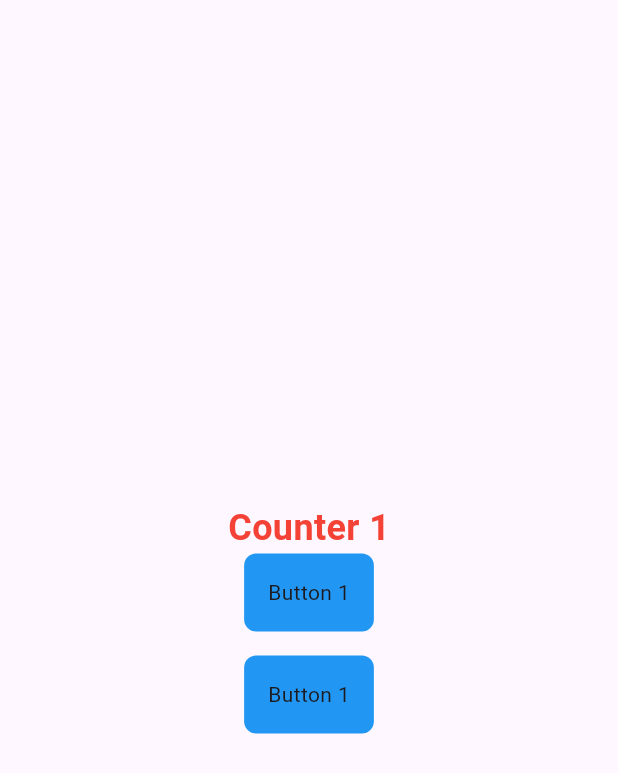
After one commit to anhnt224/flutter_course_23, a Flutter app: the screen it shows after launch, after a tap on "Button 1", on a phone screen of 412 x 824 dp. The commit adds this screen. Shown: the top 773 px of the screen. Run offline on Flutter 3.47's test engine with Material 3 defaults, Android fonts, the phone set to English and light mode, and no system bars.

Commit message:
Add Demo widget for Lesson 5

```diff
--- a/lib/main.dart
+++ b/lib/main.dart
@@ -2,6 +2,7 @@ import 'package:flutter/material.dart';
 import 'package:flutter_course_23/modules/buoi_3/row_colum.dart' as a;
 import 'package:flutter_course_23/modules/buoi_3/stack_demo.dart';
 import 'package:flutter_course_23/modules/buoi_3/wrap.dart';
+import 'package:flutter_course_23/modules/lession_5/demo_1.dart';
 import 'package:flutter_course_23/modules/lesson_4/button_demo.dart';
 import 'package:flutter_course_23/modules/lesson_4/product_info_screen.dart';
 import 'package:flutter_course_23/modules/lesson_4/rich_text_demo.dart';
@@ -40,7 +41,7 @@ class MyApp extends StatelessWidget {
         colorScheme: ColorScheme.fromSeed(seedColor: Colors.deepPurple),
         useMaterial3: true,
       ),
-      home: const ProductInfoScreen(),
+      home: const Demo(),
     );
   }
 }
--- /dev/null
+++ b/lib/modules/lession_5/demo_1.dart
@@ -0,0 +1,122 @@
+import 'package:flutter/material.dart';
+
+class Demo extends StatefulWidget {
+  const Demo({super.key});
+
+  @override
+  State<Demo> createState() => _DemoState();
+}
+
+class _DemoState extends State<Demo> {
+  int _counter = 0;
+
+  @override
+  Widget build(BuildContext context) {
+    print('==rebuild Demo');
+    return Scaffold(
+      body: Center(
+        child: Column(
+          mainAxisAlignment: MainAxisAlignment.center,
+          crossAxisAlignment: CrossAxisAlignment.center,
+          mainAxisSize: MainAxisSize.max,
+          children: [
+            BoxC(content: 'Counter $_counter'),
+            ButtonLess(onTap: () {
+              print('state changed');
+              _counter++;
+              setState(() {});
+            }),
+            const SizedBox(
+              height: 16,
+            ),
+            const ButtonFull()
+          ],
+        ),
+      ),
+    );
+  }
+}
+
+class BoxC extends StatelessWidget {
+  const BoxC({super.key, required this.content});
+
+  final String content;
+  @override
+  Widget build(BuildContext context) {
+    print('===Rebuild BoxC===');
+    return Container(
+      child: Text(
+        content,
+        style: const TextStyle(
+            color: Colors.red, fontSize: 24, fontWeight: FontWeight.bold),
+      ),
+    );
+  }
+}
+
+// State less
+class ButtonLess extends StatelessWidget {
+  const ButtonLess({super.key, required this.onTap});
+
+  final Function() onTap;
+
+  @override
+  Widget build(BuildContext context) {
+    return GestureDetector(
+      onTap: () {
+        onTap();
+      },
+      child: Container(
+        padding: const EdgeInsets.all(16),
+        decoration: BoxDecoration(
+          color: Colors.blue,
+          borderRadius: BorderRadius.circular(8),
+        ),
+        child: const Text('Button 1'),
+      ),
+    );
+  }
+}
+
+// State full
+class ButtonFull extends StatefulWidget {
+  const ButtonFull({super.key});
+
+  @override
+  State<ButtonFull> createState() => _ButtonFullState();
+}
+
+class _ButtonFullState extends State<ButtonFull> {
+  // Trangj thai
+  Color _bgColor = Colors.blue;
+  String _title = "Button 1";
+
+  @override
+  Widget build(BuildContext context) {
+    print('==== Rebuild ====');
+    return GestureDetector(
+      onTap: () {},
+      onTapDown: (details) {
+        print('== state changed');
+        setState(() {
+          _bgColor = Colors.red;
+          _title = "onTapDown";
+        });
+        print(_bgColor);
+      },
+      onTapUp: (details) {
+        print('state changed');
+        _bgColor = Colors.blue;
+        _title = "onTapUp";
+      },
+      child: Container(
+        padding: const EdgeInsets.all(16),
+        decoration: BoxDecoration(
+          color: _bgColor,
+          borderRadius: BorderRadius.circular(8),
+        ),
+        child: Text(_title),
+      ),
+    );
+  }
+}
```
